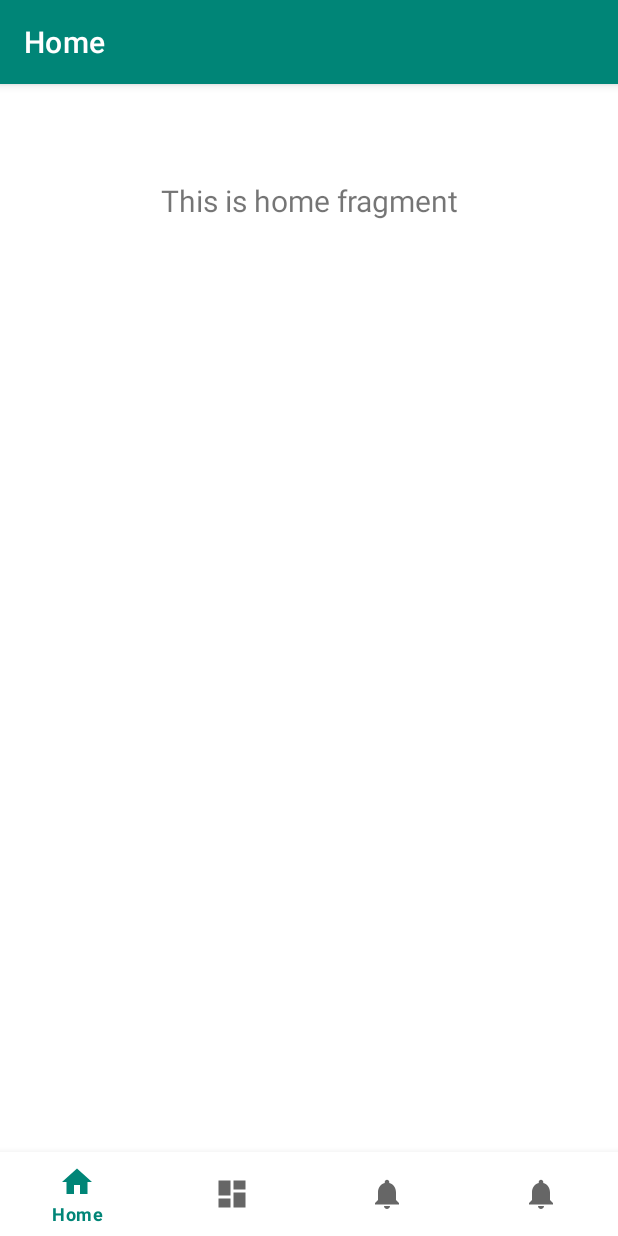
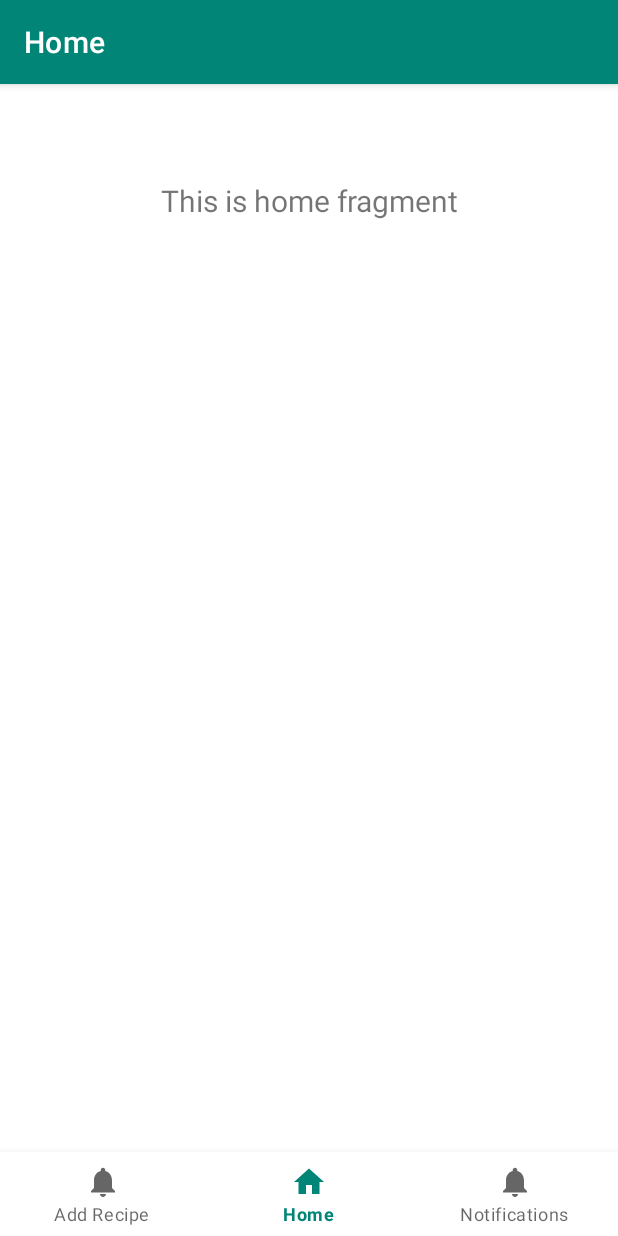
Before and after one commit to jcsnorlax97/pocketchef, an Android app: the screen it shows after launch (MainActivity), on a phone screen of 412 x 824 dp. Run offline under Robolectric (Android 15) with nearby library versions, the phone set to English and light mode, and no system bars; our stand-ins replace navigation-ui.

Commit message:
small adjustments in anticipation for merge requests

```diff
--- a/PocketChef/app/src/main/java/net/team5/pocketchef/MainActivity.java
+++ b/PocketChef/app/src/main/java/net/team5/pocketchef/MainActivity.java
@@ -1,14 +1,14 @@
 package net.team5.pocketchef;
 
 import android.os.Bundle;
-
-import com.google.android.material.bottomnavigation.BottomNavigationView;
 
 import androidx.appcompat.app.AppCompatActivity;
 import androidx.navigation.NavController;
 import androidx.navigation.Navigation;
 import androidx.navigation.ui.AppBarConfiguration;
 import androidx.navigation.ui.NavigationUI;
+
+import com.google.android.material.bottomnavigation.BottomNavigationView;
 
 public class MainActivity extends AppCompatActivity {
 
@@ -20,7 +20,7 @@ public class MainActivity extends AppCompatActivity {
         // Passing each menu ID as a set of Ids because each
         // menu should be considered as top level destinations.
         AppBarConfiguration appBarConfiguration = new AppBarConfiguration.Builder(
-                R.id.navigation_home, R.id.navigation_dashboard, R.id.navigation_notifications, R.id.navigation_add_recipe)
+                R.id.navigation_add_recipe, R.id.navigation_home, R.id.navigation_notifications)
                 .build();
         NavController navController = Navigation.findNavController(this, R.id.nav_host_fragment);
         NavigationUI.setupActionBarWithNavController(this, navController, appBarConfiguration);
--- a/PocketChef/app/src/main/res/menu/bottom_nav_menu.xml
+++ b/PocketChef/app/src/main/res/menu/bottom_nav_menu.xml
@@ -1,5 +1,11 @@
 <?xml version="1.0" encoding="utf-8"?>
 <menu xmlns:android="http://schemas.android.com/apk/res/android">
+
+
+    <item
+        android:id="@+id/navigation_add_recipe"
+        android:icon="@drawable/ic_notifications_black_24dp"
+        android:title="Add Recipe" />
 
     <item
         android:id="@+id/navigation_home"
@@ -7,18 +13,10 @@
         android:title="@string/title_home" />
 
     <item
-        android:id="@+id/navigation_dashboard"
-        android:icon="@drawable/ic_dashboard_black_24dp"
-        android:title="@string/title_dashboard" />
-
-    <item
         android:id="@+id/navigation_notifications"
         android:icon="@drawable/ic_notifications_black_24dp"
         android:title="@string/title_notifications" />
 
-    <item
-        android:id="@+id/navigation_add_recipe"
-        android:icon="@drawable/ic_notifications_black_24dp"
-        android:title="Add Recipe" />
+
 
 </menu>
```
